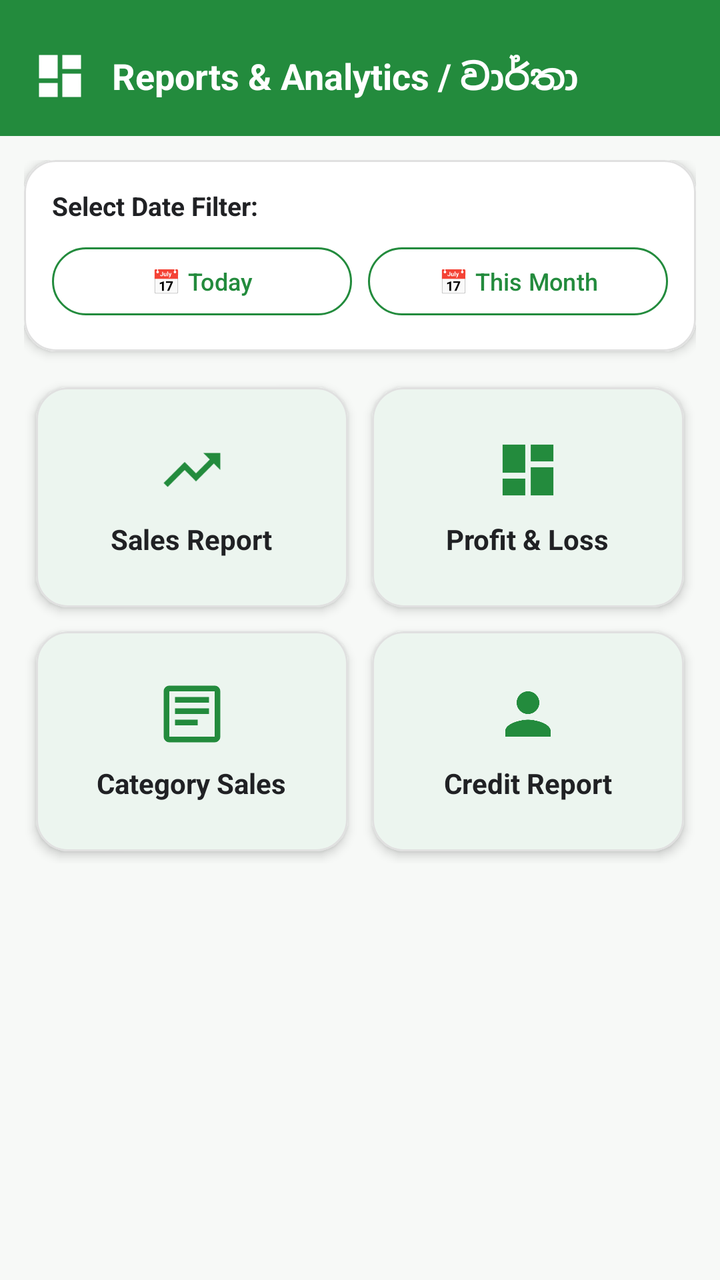
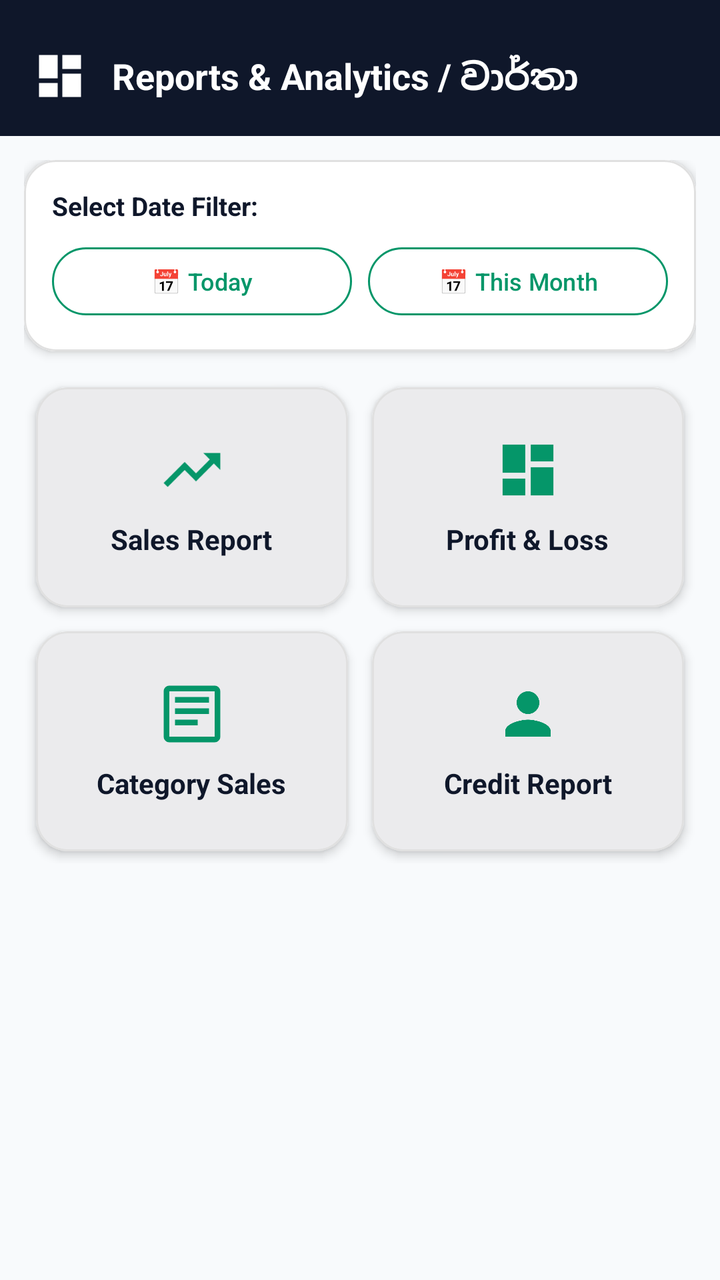

Before-and-after screenshots of an Android layout around one commit, followed by the original layout XML and the change that was made.
<!-- AndroidManifest.xml: application theme Theme.PosSystem -->
<!-- res/layout/activity_reports.xml -->
<?xml version="1.0" encoding="utf-8"?>
<LinearLayout xmlns:android="http://schemas.android.com/apk/res/android"
    xmlns:app="http://schemas.android.com/apk/res-auto"
    android:layout_width="match_parent"
    android:layout_height="match_parent"
    android:fitsSystemWindows="true"
    android:background="@color/green_bg_light"
    android:orientation="vertical">

    
    <LinearLayout
        android:layout_width="match_parent"
        android:layout_height="wrap_content"
        android:background="@color/green_primary"
        android:gravity="center_vertical"
        android:orientation="horizontal"
        android:paddingHorizontal="16dp"
        android:paddingTop="24dp"
        android:paddingBottom="16dp">

        <ImageView
            android:id="@+id/btnBackReports"
            android:layout_width="28dp"
            android:layout_height="28dp"
            android:contentDescription="Back"
            android:src="@drawable/ic_dashboard"
            app:tint="@color/white" />

        <TextView
            android:layout_width="wrap_content"
            android:layout_height="wrap_content"
            android:layout_marginStart="12dp"
            android:text="Reports &amp; Analytics / වාර්තා"
            android:textColor="@color/white"
            android:textSize="18sp"
            android:textStyle="bold" />
    </LinearLayout>

    <ScrollView
        android:layout_width="match_parent"
        android:layout_height="match_parent"
        android:fillViewport="true"
        android:padding="12dp">

        <LinearLayout
            android:layout_width="match_parent"
            android:layout_height="wrap_content"
            android:orientation="vertical">

            
            <com.google.android.material.card.MaterialCardView
                android:layout_width="match_parent"
                android:layout_height="wrap_content"
                android:layout_marginBottom="12dp"
                app:cardBackgroundColor="@color/white"
                app:cardCornerRadius="16dp"
                app:cardElevation="3dp"
                app:strokeColor="#E0E0E0"
                app:strokeWidth="1dp">

                <LinearLayout
                    android:layout_width="match_parent"
                    android:layout_height="wrap_content"
                    android:background="@color/white"
                    android:orientation="vertical"
                    android:padding="14dp">

                    <TextView
                        android:layout_width="wrap_content"
                        android:layout_height="wrap_content"
                        android:text="Select Date Filter:"
                        android:textColor="@color/black"
                        android:textSize="13sp"
                        android:textStyle="bold" />

                    <LinearLayout
                        android:layout_width="match_parent"
                        android:layout_height="wrap_content"
                        android:layout_marginTop="8dp"
                        android:orientation="horizontal"
                        android:weightSum="2">

                        <Button
                            android:id="@+id/btnFromDate"
                            style="@style/Widget.Material3.Button.OutlinedButton"
                            android:layout_width="0dp"
                            android:layout_height="42dp"
                            android:layout_marginEnd="4dp"
                            android:layout_weight="1"
                            android:text="📅 Today"
                            android:textColor="@color/green_primary"
                            android:textSize="12sp"
                            app:strokeColor="@color/green_primary" />

                        <Button
                            android:id="@+id/btnToDate"
                            style="@style/Widget.Material3.Button.OutlinedButton"
                            android:layout_width="0dp"
                            android:layout_height="42dp"
                            android:layout_marginStart="4dp"
                            android:layout_weight="1"
                            android:text="📅 This Month"
                            android:textColor="@color/green_primary"
                            android:textSize="12sp"
                            app:strokeColor="@color/green_primary" />
                    </LinearLayout>
                </LinearLayout>
            </com.google.android.material.card.MaterialCardView>

            
            <GridLayout
                android:layout_width="match_parent"
                android:layout_height="wrap_content"
                android:columnCount="2"
                android:rowCount="2">

                
                <com.google.android.material.card.MaterialCardView
                    android:id="@+id/cardReportSales"
                    android:layout_width="0dp"
                    android:layout_height="110dp"
                    android:layout_columnWeight="1"
                    android:layout_margin="6dp"
                    app:cardBackgroundColor="@color/white"
                    app:cardCornerRadius="16dp"
                    app:cardElevation="3dp"
                    app:strokeColor="#E0E0E0"
                    app:strokeWidth="1dp">

                    <LinearLayout
                        android:layout_width="match_parent"
                        android:layout_height="match_parent"
                        android:gravity="center"
                        android:orientation="vertical">

                        <ImageView
                            android:layout_width="34dp"
                            android:layout_height="34dp"
                            android:src="@drawable/ic_trending_up"
                            app:tint="@color/green_primary" />

                        <TextView
                            android:layout_width="wrap_content"
                            android:layout_height="wrap_content"
                            android:layout_marginTop="8dp"
                            android:text="Sales Report"
                            android:textColor="@color/black"
                            android:textSize="14sp"
                            android:textStyle="bold" />
                    </LinearLayout>
                </com.google.android.material.card.MaterialCardView>

                
                <com.google.android.material.card.MaterialCardView
                    android:id="@+id/cardReportProfit"
                    android:layout_width="0dp"
                    android:layout_height="110dp"
                    android:layout_columnWeight="1"
                    android:layout_margin="6dp"
                    app:cardBackgroundColor="@color/white"
                    app:cardCornerRadius="16dp"
                    app:cardElevation="3dp"
                    app:strokeColor="#E0E0E0"
                    app:strokeWidth="1dp">

                    <LinearLayout
                        android:layout_width="match_parent"
                        android:layout_height="match_parent"
                        android:gravity="center"
                        android:orientation="vertical">

                        <ImageView
                            android:layout_width="34dp"
                            android:layout_height="34dp"
                            android:src="@drawable/ic_dashboard"
                            app:tint="@color/green_primary" />

                        <TextView
                            android:layout_width="wrap_content"
                            android:layout_height="wrap_content"
                            android:layout_marginTop="8dp"
                            android:text="Profit &amp; Loss"
                            android:textColor="@color/black"
                            android:textSize="14sp"
                            android:textStyle="bold" />
                    </LinearLayout>
                </com.google.android.material.card.MaterialCardView>

                
                <com.google.android.material.card.MaterialCardView
                    android:id="@+id/cardReportCategory"
                    android:layout_width="0dp"
                    android:layout_height="110dp"
                    android:layout_columnWeight="1"
                    android:layout_margin="6dp"
                    app:cardBackgroundColor="@color/white"
                    app:cardCornerRadius="16dp"
                    app:cardElevation="3dp"
                    app:strokeColor="#E0E0E0"
                    app:strokeWidth="1dp">

                    <LinearLayout
                        android:layout_width="match_parent"
                        android:layout_height="match_parent"
                        android:gravity="center"
                        android:orientation="vertical">

                        <ImageView
                            android:layout_width="34dp"
                            android:layout_height="34dp"
                            android:src="@drawable/ic_inventory"
                            app:tint="@color/green_primary" />

                        <TextView
                            android:layout_width="wrap_content"
                            android:layout_height="wrap_content"
                            android:layout_marginTop="8dp"
                            android:text="Category Sales"
                            android:textColor="@color/black"
                            android:textSize="14sp"
                            android:textStyle="bold" />
                    </LinearLayout>
                </com.google.android.material.card.MaterialCardView>

                
                <com.google.android.material.card.MaterialCardView
                    android:id="@+id/cardReportCredit"
                    android:layout_width="0dp"
                    android:layout_height="110dp"
                    android:layout_columnWeight="1"
                    android:layout_margin="6dp"
                    app:cardBackgroundColor="@color/white"
                    app:cardCornerRadius="16dp"
                    app:cardElevation="3dp"
                    app:strokeColor="#E0E0E0"
                    app:strokeWidth="1dp">

                    <LinearLayout
                        android:layout_width="match_parent"
                        android:layout_height="match_parent"
                        android:gravity="center"
                        android:orientation="vertical">

                        <ImageView
                            android:layout_width="34dp"
                            android:layout_height="34dp"
                            android:src="@drawable/ic_person"
                            app:tint="@color/green_primary" />

                        <TextView
                            android:layout_width="wrap_content"
                            android:layout_height="wrap_content"
                            android:layout_marginTop="8dp"
                            android:text="Credit Report"
                            android:textColor="@color/black"
                            android:textSize="14sp"
                            android:textStyle="bold" />
                    </LinearLayout>
                </com.google.android.material.card.MaterialCardView>

            </GridLayout>

        </LinearLayout>
    </ScrollView>
</LinearLayout>
<!-- resources referenced by this layout -->
<resources>
  <color name="black">#202124</color>
  <color name="green_bg_light">#F7F9F7</color>
  <color name="green_primary">#238B3D</color>
  <color name="white">#FFFFFF</color>
  <!-- drawable ic_dashboard (drawable) -->
  <vector xmlns:android="http://schemas.android.com/apk/res/android"
      android:width="24dp"
      android:height="24dp"
      android:viewportWidth="24"
      android:viewportHeight="24">
    <path
        android:fillColor="@color/green_primary"
        android:pathData="M3,13h8V3H3v10zm0,8h8v-6H3v6zm10,0h8V11h-8v10zm0,-18v6h8V3h-8z"/>
  </vector>
  <!-- drawable ic_inventory (drawable) -->
  <vector xmlns:android="http://schemas.android.com/apk/res/android"
      android:width="24dp"
      android:height="24dp"
      android:viewportWidth="24"
      android:viewportHeight="24">
    <path
        android:fillColor="@color/green_primary"
        android:pathData="M20,2H4c-1.1,0 -2,0.9 -2,2v16c0,1.1 0.9,2 2,2h16c1.1,0 2,-0.9 2,-2V4c0,-1.1 -0.9,-2 -2,-2zm0,18H4V4h16v16zM6,6h12v2H6V6zm0,4h12v2H6v-2zm0,4h8v2H6v-2z"/>
  </vector>
  <!-- drawable ic_person (drawable) -->
  <vector xmlns:android="http://schemas.android.com/apk/res/android"
      android:width="24dp"
      android:height="24dp"
      android:viewportWidth="24"
      android:viewportHeight="24">
    <path
        android:fillColor="@color/green_primary"
        android:pathData="M12,12c2.21,0 4,-1.79 4,-4s-1.79,-4 -4,-4 -4,1.79 -4,4 1.79,4 4,4zm0,2c-2.67,0 -8,1.34 -8,4v2h16v-2c0,-2.66 -5.33,-4 -8,-4z"/>
  </vector>
  <!-- drawable ic_trending_up (drawable) -->
  <vector xmlns:android="http://schemas.android.com/apk/res/android"
      android:width="24dp"
      android:height="24dp"
      android:viewportWidth="24"
      android:viewportHeight="24">
    <path
        android:fillColor="@color/green_primary"
        android:pathData="M16,6l2.29,2.29 -4.88,4.88 -4,-4L2,16.59 3.41,18l6,-6 4,4 6.3,-6.29L22,12V6z"/>
  </vector>
  <style name="Theme.PosSystem" parent="Base.Theme.PosSystem" />
  <style name="Base.Theme.PosSystem" parent="Theme.Material3.Light.NoActionBar">
          
          <item name="colorPrimary">@color/green_primary</item>
          <item name="colorPrimaryVariant">@color/green_primary_dark</item>
          <item name="colorOnPrimary">@color/white</item>
          
          <item name="colorSecondary">@color/green_primary_light</item>
          <item name="colorSecondaryVariant">@color/green_primary_dark</item>
          <item name="colorOnSecondary">@color/white</item>
          
          <item name="colorSurface">@color/white</item>
          <item name="colorSurfaceContainer">@color/white</item>
          <item name="colorSurfaceContainerLow">@color/white</item>
          <item name="colorSurfaceContainerHigh">@color/white</item>
          <item name="colorSurfaceContainerHighest">@color/white</item>
          
          <item name="android:statusBarColor">@color/green_primary_dark</item>
          
          <item name="android:textColorHint">#6B7280</item>
          <item name="android:editTextColor">@color/black</item>
          
          <item name="android:windowBackground">@color/green_bg_light</item>
      </style>
  <color name="green_primary_dark">#176B2C</color>
  <color name="green_primary_light">#34A853</color>
</resources>

<!-- the commit's change to res/layout/activity_reports.xml (unified diff, before → after) -->
@@ -11,7 +11,7 @@
     <LinearLayout
         android:layout_width="match_parent"
         android:layout_height="wrap_content"
-        android:background="@color/green_primary"
+        android:background="@color/slate_primary"
         android:gravity="center_vertical"
         android:orientation="horizontal"
         android:paddingHorizontal="16dp"
<!-- resource entries referenced after the edit -->
@@ -1,8 +1,9 @@
 <!-- resources referenced by this layout -->
 <resources>
-  <color name="black">#202124</color>
-  <color name="green_bg_light">#F7F9F7</color>
-  <color name="green_primary">#238B3D</color>
+  <color name="black">#0F172A</color>
+  <color name="green_bg_light">#F8FAFC</color>
+  <color name="green_primary">#059669</color>
+  <color name="slate_primary">#0F172A</color>
   <color name="white">#FFFFFF</color>
   <!-- drawable ic_dashboard (drawable) -->
   <vector xmlns:android="http://schemas.android.com/apk/res/android"
@@ -47,11 +48,11 @@
   <style name="Theme.PosSystem" parent="Base.Theme.PosSystem" />
   <style name="Base.Theme.PosSystem" parent="Theme.Material3.Light.NoActionBar">
           
-          <item name="colorPrimary">@color/green_primary</item>
-          <item name="colorPrimaryVariant">@color/green_primary_dark</item>
+          <item name="colorPrimary">@color/slate_primary</item>
+          <item name="colorPrimaryVariant">@color/slate_surface</item>
           <item name="colorOnPrimary">@color/white</item>
           
-          <item name="colorSecondary">@color/green_primary_light</item>
+          <item name="colorSecondary">@color/green_primary</item>
           <item name="colorSecondaryVariant">@color/green_primary_dark</item>
           <item name="colorOnSecondary">@color/white</item>
           
@@ -61,14 +62,16 @@
           <item name="colorSurfaceContainerHigh">@color/white</item>
           <item name="colorSurfaceContainerHighest">@color/white</item>
           
-          <item name="android:statusBarColor">@color/green_primary_dark</item>
+          <item name="android:statusBarColor">@color/slate_primary</item>
           
-          <item name="android:textColorHint">#6B7280</item>
-          <item name="android:editTextColor">@color/black</item>
+          <item name="android:textColorHint">@color/text_hint</item>
+          <item name="android:editTextColor">@color/text_primary</item>
           
           <item name="android:windowBackground">@color/green_bg_light</item>
       </style>
-  <color name="green_primary_dark">#176B2C</color>
-  <color name="green_primary_light">#34A853</color>
+  <color name="slate_surface">#1E293B</color>
+  <color name="green_primary_dark">#047857</color>
+  <color name="text_hint">#94A3B8</color>
+  <color name="text_primary">#0F172A</color>
 </resources>
 
